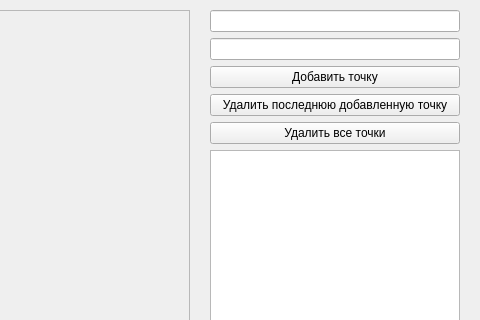
Before: the Qt Designer form cg/lab_01/mainwindow.ui in skitcc/4sem, drawn with Qt 5; both pictures show x 520 to 1000 and y 0 to 320 of the 1000 by 700 pixel window.
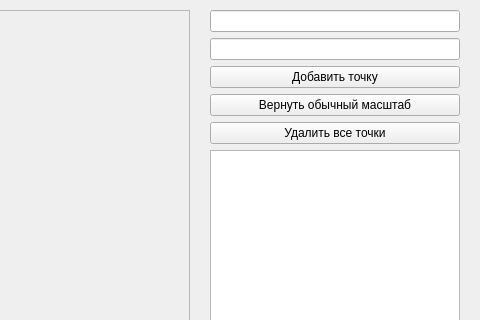
After: the same form once the commit is applied.

```diff
--- a/cg/lab_01/mainwindow.ui
+++ b/cg/lab_01/mainwindow.ui
@@ -66,7 +66,7 @@
        <item>
         <widget class="QPushButton" name="pushButtonDeleteLast">
          <property name="text">
-          <string>Удалить последнюю добавленную точку</string>
+          <string>Вернуть обычный масштаб</string>
          </property>
         </widget>
        </item>
```
Left out of the diff: 2 changed lines with no effect on the pictures.
